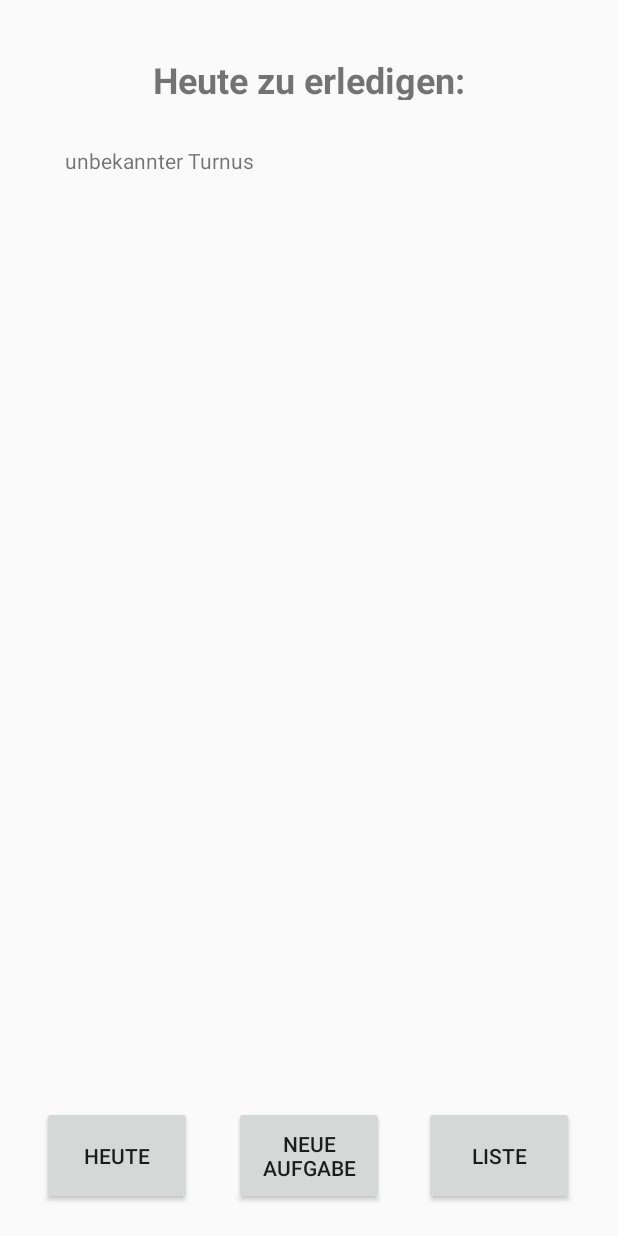
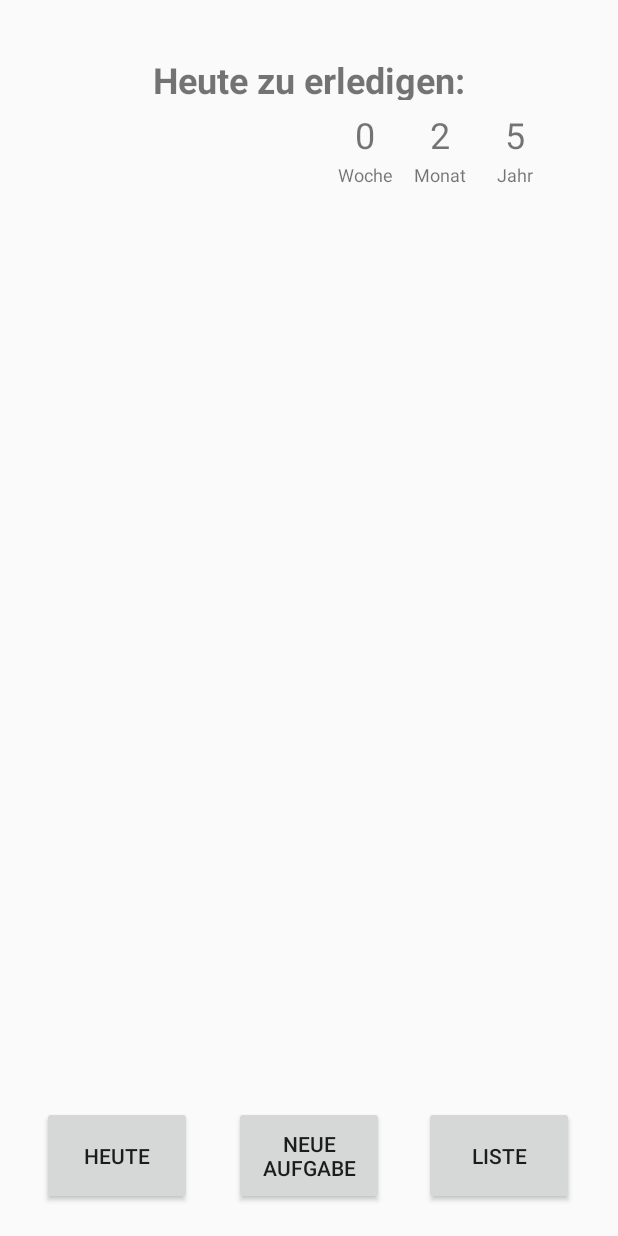
Before and after one commit to MKoehler6/Fitness, an Android app: the screen it shows after launch (MainActivity), after a tap on "SPEICHERN", on a phone screen of 412 x 824 dp. Run offline under Robolectric (Android 15) with nearby library versions, the phone set to English and light mode, and no system bars; 2 other taps on this screen came first.

Commit message:
neu April

```diff
--- a/app/src/main/java/com/example/micha/todo/Aufgabe.java
+++ b/app/src/main/java/com/example/micha/todo/Aufgabe.java
@@ -9,15 +9,17 @@ public class Aufgabe {
     int id;
     String name;
     int turnus;
-    int pos;
+    int pausen;
     int erledigt;
+    String events;
 
-    public Aufgabe (int id, String name, int position, int turnus, int erledigt){
+    public Aufgabe (int id, String name, int pausen, int turnus, int erledigt, String events){
         this.id = id;
         this.name = name;
         this.turnus = turnus;
-        this.pos = position;
+        this.pausen = pausen;
         this.erledigt = erledigt;
+        this.events = events;
     }
 
     public String gibName(){
@@ -33,29 +35,71 @@ public class Aufgabe {
     public int gibTurnus(){
         return turnus;
     }
+
+    public String gibAnzahlInWoche() {
+        String[] arrEvents = events.split(";");
+        int zaehler = 0;
+        Datum datum = new Datum();
+        for (int i = 0; i < arrEvents.length; i++) {
+            String[] s = arrEvents[i].split(" ");
+            int woche = datum.gibWoche();
+            if (datum.gibTagInWoche() == 1) { //weil die Woche hier am Sonntag beginnt = Tag 1
+                woche = woche - 1;
+            }
+            if (Integer.parseInt(s[3]) == datum.gibJahr() & Integer.parseInt(s[1]) == datum.gibWoche()) {
+                zaehler++;
+            }
+        }
+        Integer meinInteger = new Integer(zaehler);
+        return meinInteger.toString();
+    }
+
+    public String gibAnzahlInMonat() {
+        String[] arrEvents = events.split(";");
+        int zaehler = 0;
+        Datum datum = new Datum();
+        for (int i = 0; i < arrEvents.length; i++) {
+            String[] s = arrEvents[i].split(" ");
+            if (Integer.parseInt(s[3]) == datum.gibJahr() & Integer.parseInt(s[2]) == datum.gibMonat()) {
+                zaehler++;
+            }
+        }
+        return String.valueOf(zaehler);
+    }
+
+    public String gibAnzahlInJahr() {
+        String[] arrEvents = events.split(";");
+        int zaehler = 0;
+        Datum datum = new Datum();
+        for (int i = 0; i < arrEvents.length; i++) {
+            String[] s = arrEvents[i].split(" ");
+            if (Integer.parseInt(s[3]) == datum.gibJahr()) {
+                zaehler++;
+            }
+        }
+        return String.valueOf(zaehler);
+    }
     public String gibTurnusString() {
         switch (turnus) {
             case 1:
                 return "täglich";
             case 2:
-                return "alle 2 Tage";
-            case 3:
-                return "2 mal pro Woche";
+                return "mit Pausen";
         }
         return "unbekannter Turnus";
     }
-    public String gibPositionString() {
-        switch (pos) {
+    public String gibPausenString() {
+        switch (pausen) {
             case 0:
                 return " ";
             case 1:
-                return "Anfang des Monats";
+                return "1 Tag Pause";
             case 2:
-                return "Mitte des Monats";
+                return "2 Tage Pause";
             case 3:
-                return "Ende des Monats";
+                return "3 Tage Pause";
         }
-        return "unbekannte Position";
+        return "unbekannte Pause";
     }
     public String gibErledigtString() {
         switch (erledigt) {
--- a/app/src/main/java/com/example/micha/todo/AufgabenAdapter.java
+++ b/app/src/main/java/com/example/micha/todo/AufgabenAdapter.java
@@ -49,7 +49,7 @@ public class AufgabenAdapter extends RecyclerView.Adapter {
 
         public void bindView(int position) {
             mItemText1.setText(MainActivity.tododb.readAufgabeAlle().get(position).gibName());
-            mItemText2.setText(MainActivity.tododb.readAufgabeAlle().get(position).gibErledigtString() + "   -   " + MainActivity.tododb.readAufgabeAlle().get(position).gibTurnusString() + "      " + MainActivity.tododb.readAufgabeAlle().get(position).gibPositionString());
+            mItemText2.setText(MainActivity.tododb.readAufgabeAlle().get(position).gibErledigtString() + "   -   " + MainActivity.tododb.readAufgabeAlle().get(position).gibTurnusString() + "      " + MainActivity.tododb.readAufgabeAlle().get(position).gibPausenString());
         }
 
 
--- a/app/src/main/java/com/example/micha/todo/AufgabenHeuteAdapter.java
+++ b/app/src/main/java/com/example/micha/todo/AufgabenHeuteAdapter.java
@@ -33,18 +33,18 @@ public class AufgabenHeuteAdapter extends RecyclerView.Adapter {
 
         private TextView mItemText1;
         private TextView mItemText2;
-        private TextView mItemText3;
-        private TextView mItemText4;
         private TextView mItemText5;
+        private TextView mItemText6;
+        private TextView mItemText7;
 
         public ListViewHolder(View itemView) {
 
             super(itemView);
             mItemText1 = (TextView) itemView.findViewById(R.id.textzeile1);
             mItemText2 = (TextView) itemView.findViewById(R.id.textzeile2);
-            mItemText3 = (TextView) itemView.findViewById(R.id.textzeile7);
-            mItemText4 = (TextView) itemView.findViewById(R.id.textzeile6);
-            mItemText5 = (TextView) itemView.findViewById(R.id.textzeile5);
+            mItemText5 = (TextView) itemView.findViewById(R.id.textView8);
+            mItemText6 = (TextView) itemView.findViewById(R.id.textView9);
+            mItemText7 = (TextView) itemView.findViewById(R.id.textView10);
 
 
 
@@ -54,8 +54,14 @@ public class AufgabenHeuteAdapter extends RecyclerView.Adapter {
 
         public void bindView(int position) {
             mItemText1.setText(MainActivity.tododb.readAufgabeUnerledigt().get(position).gibName());
-            mItemText2.setText(MainActivity.tododb.readAufgabeUnerledigt().get(position).gibTurnusString() + "      " + MainActivity.tododb.readAufgabeUnerledigt().get(position).gibPositionString());
-            mItemText3.setText("5");
+            if (MainActivity.tododb.readAufgabeUnerledigt().get(position).gibTurnus() == 1){
+                mItemText2.setText(MainActivity.tododb.readAufgabeUnerledigt().get(position).gibTurnusString());
+            } else {
+                mItemText2.setText(MainActivity.tododb.readAufgabeUnerledigt().get(position).gibPausenString());
+            }
+            mItemText5.setText(MainActivity.tododb.readAufgabeUnerledigt().get(position).gibAnzahlInWoche());
+            mItemText6.setText(MainActivity.tododb.readAufgabeUnerledigt().get(position).gibAnzahlInMonat());
+            mItemText7.setText(MainActivity.tododb.readAufgabeUnerledigt().get(position).gibAnzahlInJahr());
         }
 
 
--- a/app/src/main/java/com/example/micha/todo/Datum.java
+++ b/app/src/main/java/com/example/micha/todo/Datum.java
@@ -9,19 +9,22 @@ import java.util.GregorianCalendar;
 
 public class Datum {
 
-    private int woche, monat, tag;
+    private int woche, monat, tag, tagInWoche, jahr;
 
     Datum() {
         GregorianCalendar aktDatum = new GregorianCalendar();
         woche = aktDatum.get(Calendar.WEEK_OF_YEAR);
         monat = aktDatum.get(Calendar.MONTH);
         tag = aktDatum.get(Calendar.DAY_OF_MONTH);
+        tagInWoche = aktDatum.get(Calendar.DAY_OF_WEEK);
+        jahr = aktDatum.get(Calendar.YEAR);
     }
 
-    Datum(int jahr, int monat, int tag) {
+    Datum(int jahr, int monat, int tag, int tagInWoche) {
         this.woche = woche;
         this.monat = monat;
         this.tag = tag;
+        this.tagInWoche = tagInWoche;
     }
 
     int gibWoche() {
@@ -35,6 +38,10 @@ public class Datum {
     int gibTag() {
         return tag;
     }
+
+    int gibTagInWoche() { return tagInWoche; }
+
+    int gibJahr() { return jahr % 100; }
     String gibTagString() {
         return ((Integer)tag).toString();
     }
--- a/app/src/main/java/com/example/micha/todo/NeueAufgabe.java
+++ b/app/src/main/java/com/example/micha/todo/NeueAufgabe.java
@@ -21,7 +21,6 @@ public class NeueAufgabe extends Fragment implements View.OnClickListener {
     private EditText editTextName;
     private RadioButton radioButtonTurnus1;
     private RadioButton radioButtonTurnus2;
-    private RadioButton radioButtonTurnus3;
     private RadioButton radioButtonPos1;
     private RadioButton radioButtonPos2;
     private RadioButton radioButtonPos3;
@@ -30,7 +29,6 @@ public class NeueAufgabe extends Fragment implements View.OnClickListener {
     private Button btnSpeichern;
     boolean rBT1;
     boolean rBT2;
-    boolean rBT3;
     boolean rBP1;
     boolean rBP2;
     boolean rBP3;
@@ -74,21 +72,7 @@ public class NeueAufgabe extends Fragment implements View.OnClickListener {
             }
 
         });
-        radioButtonTurnus3 = view.findViewById(R.id.radioButton10);
-        radioButtonTurnus3.setOnCheckedChangeListener(new RadioButton.OnCheckedChangeListener() {
-            @Override
-            public void onCheckedChanged(CompoundButton buttonView, boolean isChecked) {
-                if (isChecked) {
-                    rBT3 = true;
-                    hideKeyboardFrom(getContext(), view);
-                    radioGroupPos.setVisibility(View.INVISIBLE);
-                    textViewPos.setVisibility(View.INVISIBLE);
-                } else {
-                    rBT3 = false;
-                }
-            }
 
-        });
         radioGroupPos = view.findViewById(R.id.rgpos);
         radioGroupPos.setVisibility(View.INVISIBLE);
         textViewPos = view.findViewById(R.id.textView4);
@@ -147,9 +131,6 @@ public class NeueAufgabe extends Fragment implements View.OnClickListener {
         if (rBT2) {
             turn = 2;
         }
-        if (rBT3) {
-            turn = 3;
-        }
         if (rBP1){
             pos = 1;
         }
--- a/app/src/main/java/com/example/micha/todo/ToDoDB.java
+++ b/app/src/main/java/com/example/micha/todo/ToDoDB.java
@@ -15,15 +15,16 @@ import java.util.List;
 
 public class ToDoDB  extends SQLiteOpenHelper{
 
-    public static final String TABLE_NAME = "todo";
+    public static final String TABLE_NAME = "todosport";
     public static final String COLNAME_TITLE = "title";
     public static final String _ID = "_id";
     public static final String COLNAME_ISDONE = "isDone";
     public static final String COLNAME_TURNUS = "turnus";
-    public static final String COLNAME_POSITION = "position";
+    public static final String COLNAME_PAUSEN = "pausen";
+    public static final String COLNAME_SAVEDEVENTS = "savedEvents";
 
     public  static final int DATABASE_VERSION = 1;
-    public static  final String DATABASE_NAME = "Todo.db";
+    public static  final String DATABASE_NAME = "TodoSport.db";
 
 
 
@@ -33,7 +34,8 @@ public class ToDoDB  extends SQLiteOpenHelper{
                     COLNAME_TITLE + " TEXT," +
                     COLNAME_ISDONE + " TINYINT(1)," +
                     COLNAME_TURNUS + " TINYINT(1)," +
-                    COLNAME_POSITION + " TINYINT(1)" + ")";
+                    COLNAME_PAUSEN + " TINYINT(1)," +
+                    COLNAME_SAVEDEVENTS + " TEXT" + ")";
 
     private static final String TABLE_TODO_DROP = "DROP TABLE IF EXISTS " + TABLE_NAME;
 
@@ -66,9 +68,9 @@ public class ToDoDB  extends SQLiteOpenHelper{
     }
 
     /**public List<Aufgabe> getAll() {
-        //TODO
-        return new ArrayList<>();
-    }**/
+     //TODO
+     return new ArrayList<>();
+     }**/
 
     public Aufgabe createAufgabe(Aufgabe aufgabe){
         SQLiteDatabase database = this.getWritableDatabase();
@@ -86,12 +88,12 @@ public class ToDoDB  extends SQLiteOpenHelper{
             ArrayList<Aufgabe> result = new ArrayList<>();
 
             Cursor cursor = db.query(TABLE_NAME,
-                    new String[]{_ID, COLNAME_TITLE, COLNAME_POSITION, COLNAME_TURNUS, COLNAME_ISDONE},
+                    new String[]{_ID, COLNAME_TITLE, COLNAME_PAUSEN, COLNAME_TURNUS, COLNAME_ISDONE, COLNAME_SAVEDEVENTS},
                     null, null, null, null, COLNAME_TURNUS);
 
             try {
                 while (cursor.moveToNext()) {
-                    Aufgabe aufgabe = new Aufgabe(cursor.getInt(0), cursor.getString(1), cursor.getInt(2), cursor.getInt(3), cursor.getInt(4));
+                    Aufgabe aufgabe = new Aufgabe(cursor.getInt(0), cursor.getString(1), cursor.getInt(2), cursor.getInt(3), cursor.getInt(4), cursor.getString(5));
                     result.add(aufgabe);
                 }
 
@@ -120,12 +122,12 @@ public class ToDoDB  extends SQLiteOpenHelper{
             ArrayList<Aufgabe> result = new ArrayList<>();
 
             Cursor cursor = db.query(TABLE_NAME,
-                    new String[]{_ID, COLNAME_TITLE, COLNAME_POSITION, COLNAME_TURNUS, COLNAME_ISDONE},
+                    new String[]{_ID, COLNAME_TITLE, COLNAME_PAUSEN, COLNAME_TURNUS, COLNAME_ISDONE, COLNAME_SAVEDEVENTS},
                     where, whereArgs, null, null, COLNAME_TURNUS);
 
             try {
                 while (cursor.moveToNext()) {
-                    Aufgabe aufgabe = new Aufgabe(cursor.getInt(0), cursor.getString(1), cursor.getInt(2), cursor.getInt(3), cursor.getInt(4));
+                    Aufgabe aufgabe = new Aufgabe(cursor.getInt(0), cursor.getString(1), cursor.getInt(2), cursor.getInt(3), cursor.getInt(4), "2 14 4 18;4 14 4 18;7 14 3 18;3 13 3 18;2 12 3 18");
                     result.add(aufgabe);
                 }
 
@@ -140,13 +142,13 @@ public class ToDoDB  extends SQLiteOpenHelper{
         }
     }
 
-    public void insert(String name, int position, int turnus,  int erledigt){
+    public void insert(String name, int pausen, int turnus,  int erledigt){
         long rowId = -1;
         SQLiteDatabase database = this.getWritableDatabase();
         try {
             ContentValues values = new ContentValues();
             values.put(COLNAME_TITLE, name);
-            values.put(COLNAME_POSITION, position);
+            values.put(COLNAME_PAUSEN, pausen);
             values.put(COLNAME_TURNUS, turnus);
             values.put(COLNAME_ISDONE, erledigt);
 
@@ -208,7 +210,7 @@ public class ToDoDB  extends SQLiteOpenHelper{
         try {
             ContentValues values = new ContentValues();
             values.put(COLNAME_ISDONE, 0);
-            String whereClause = COLNAME_TURNUS + " = ?" + " and " + COLNAME_POSITION + " =? ";
+            String whereClause = COLNAME_TURNUS + " = ?" + " and " + COLNAME_PAUSEN + " =? ";
             String[] whereArgs = { "3", "1" };
 
             return database.update(TABLE_NAME, values, whereClause, whereArgs);
@@ -223,7 +225,7 @@ public class ToDoDB  extends SQLiteOpenHelper{
         try {
             ContentValues values = new ContentValues();
             values.put(COLNAME_ISDONE, 0);
-            String whereClause = COLNAME_TURNUS + " = ?" + " and " + COLNAME_POSITION + " =? ";
+            String whereClause = COLNAME_TURNUS + " = ?" + " and " + COLNAME_PAUSEN + " =? ";
             String[] whereArgs = { "3", "2" };
 
             return database.update(TABLE_NAME, values, whereClause, whereArgs);
@@ -238,7 +240,7 @@ public class ToDoDB  extends SQLiteOpenHelper{
         try {
             ContentValues values = new ContentValues();
             values.put(COLNAME_ISDONE, 0);
-            String whereClause = COLNAME_TURNUS + " = ?" + " and " + COLNAME_POSITION + " =? ";
+            String whereClause = COLNAME_TURNUS + " = ?" + " and " + COLNAME_PAUSEN + " =? ";
             String[] whereArgs = { "3", "3" };
 
             return database.update(TABLE_NAME, values, whereClause, whereArgs);
--- a/app/src/main/res/layout/activity_neue_aufgabe.xml
+++ b/app/src/main/res/layout/activity_neue_aufgabe.xml
@@ -42,7 +42,7 @@
         <RadioButton
             android:id="@+id/radioButton"
             android:layout_width="match_parent"
-            android:layout_height="wrap_content"
+            android:layout_height="match_parent"
             android:layout_weight="1"
             android:checked="false"
             android:duplicateParentState="false"
@@ -51,7 +51,7 @@
         <RadioButton
             android:id="@+id/radioButton9"
             android:layout_width="match_parent"
-            android:layout_height="wrap_content"
+            android:layout_height="match_parent"
             android:layout_weight="1"
             android:text="@string/mit_pausentagen" />
 
--- a/app/src/main/res/layout/text_text_zweizeilen.xml
+++ b/app/src/main/res/layout/text_text_zweizeilen.xml
@@ -1,6 +1,7 @@
 <?xml version="1.0" encoding="utf-8"?>
 <RelativeLayout xmlns:android="http://schemas.android.com/apk/res/android"
 
+    xmlns:tools="http://schemas.android.com/tools"
     android:layout_width="match_parent"
     android:layout_height="?android:attr/listPreferredItemHeight"
     android:padding="6dp">
@@ -10,7 +11,9 @@
         android:layout_width="match_parent"
         android:layout_height="wrap_content"
         android:layout_alignParentTop="true"
-        android:textAppearance="?android:attr/textAppearanceMedium" />
+        android:textAppearance="?android:attr/textAppearanceMedium"
+        android:textColor="@android:color/holo_red_dark"
+        android:textSize="24sp" />
 
     <TextView
         android:id="@+id/textzeile2"
@@ -20,4 +23,66 @@
         android:layout_below="@+id/textzeile1"
         android:textAppearance="?android:attr/textAppearanceSmall" />
 
+    <TextView
+        android:id="@+id/textView5"
+        android:layout_width="50dp"
+        android:layout_height="wrap_content"
+        android:layout_alignBottom="@+id/textzeile2"
+        android:layout_centerVertical="false"
+        android:layout_toStartOf="@+id/textView6"
+        android:text="@string/woche"
+        android:textAlignment="center"
+        android:textSize="12sp"
+        tools:elevation="0dp" />
+
+    <TextView
+        android:id="@+id/textView6"
+        android:layout_width="50dp"
+        android:layout_height="wrap_content"
+        android:layout_alignBottom="@+id/textzeile2"
+        android:layout_toStartOf="@+id/textView7"
+        android:text="@string/monat"
+        android:textAlignment="center"
+        android:textSize="12sp" />
+
+    <TextView
+        android:id="@+id/textView7"
+        android:layout_width="50dp"
+        android:layout_height="wrap_content"
+        android:layout_alignBottom="@+id/textzeile2"
+        android:layout_alignEnd="@+id/textzeile1"
+        android:text="@string/jahr"
+        android:textAlignment="center"
+        android:textSize="12sp" />
+
+    <TextView
+        android:id="@+id/textView8"
+        android:layout_width="50dp"
+        android:layout_height="34dp"
+        android:layout_alignParentTop="true"
+        android:layout_alignStart="@+id/textView5"
+        android:gravity="center_vertical"
+        android:textAlignment="center"
+        android:textSize="24sp" />
+
+    <TextView
+        android:id="@+id/textView9"
+        android:layout_width="50dp"
+        android:layout_height="34dp"
+        android:layout_alignParentTop="true"
+        android:textAlignment="center"
+        android:gravity="center_vertical"
+        android:textSize="24sp"
+        android:layout_toEndOf="@+id/textView5" />
+
+    <TextView
+        android:id="@+id/textView10"
+        android:layout_width="50dp"
+        android:layout_height="34dp"
+        android:textAlignment="center"
+        android:gravity="center_vertical"
+        android:textSize="24sp"
+        android:layout_alignEnd="@+id/textzeile1"
+        android:layout_alignParentTop="true" />
+
 </RelativeLayout>
--- a/app/src/main/res/values/strings.xml
+++ b/app/src/main/res/values/strings.xml
@@ -16,5 +16,9 @@
     <string name="_3d_pause"> 3d Pause</string>
     <string name="mit_pausentagen"> mit Pausentagen</string>
     <string name="speichern">Speichern</string>
+    <string name="woche">Woche</string>
+    <string name="monat">Monat</string>
+    <string name="gesamt">gesamt</string>
+    <string name="jahr">Jahr</string>
 
 </resources>
```
